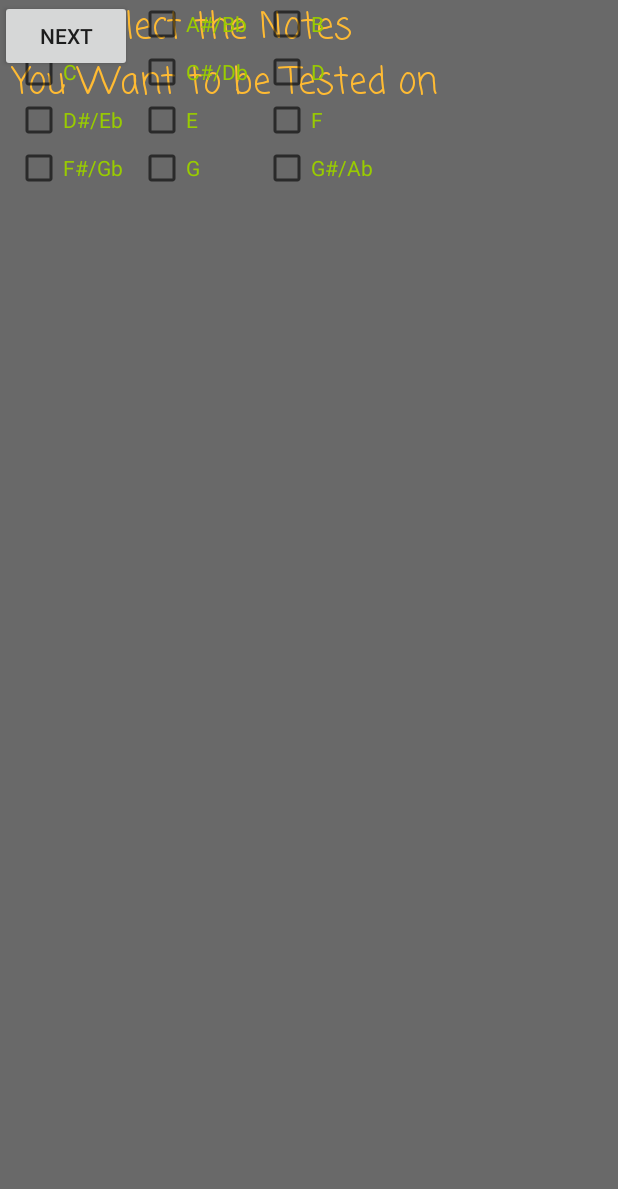
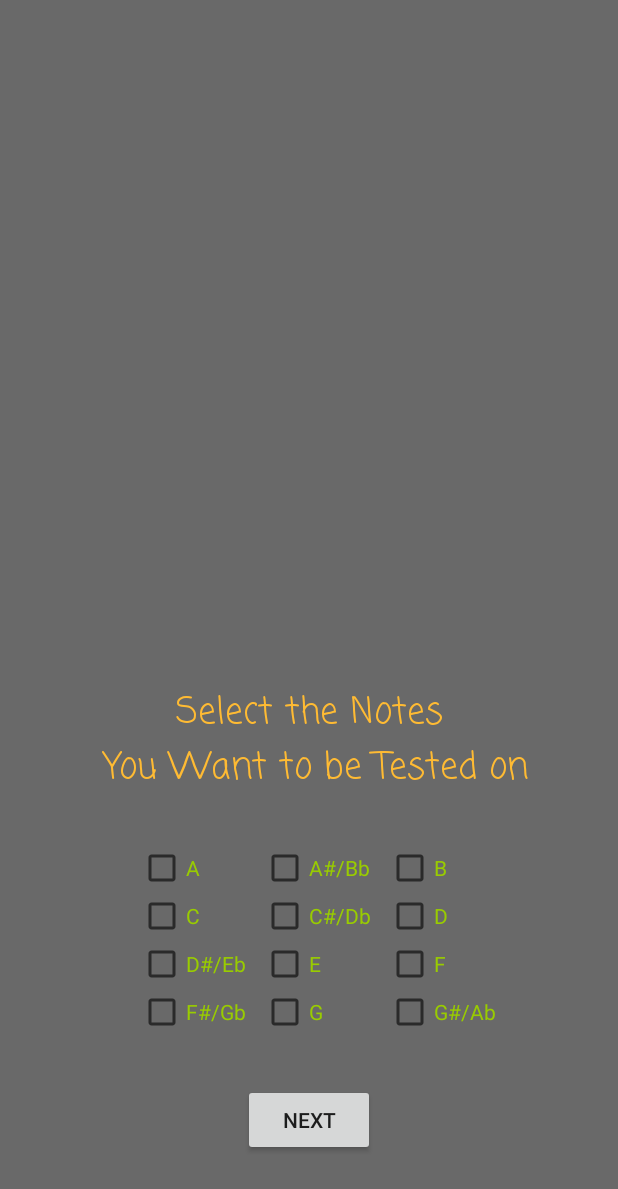
Before and after one commit to deancampagnolo/Learning-Tones, an Android app: the NameThatToneSelectorScreen screen opened directly, with no data from a screen before it, on a phone screen of 412 x 824 dp. Shown: the top 1189 px of the screen. Run offline under Robolectric (Android 15) with nearby library versions, the phone set to English and light mode, and no system bars.

Commit message:
Fixed the bug in the Selector Screen, set certain constriants that work. Buttons still do not do anything in the selector screen

```diff
--- a/app/src/main/res/layout/activity_name_that_tone_selector_screen.xml
+++ b/app/src/main/res/layout/activity_name_that_tone_selector_screen.xml
@@ -9,16 +9,23 @@
 
     <TextView
         android:id="@+id/SSRadioText"
-        android:layout_width="0dp"
+        android:layout_width="wrap_content"
         android:layout_height="wrap_content"
         android:fontFamily="casual"
         android:gravity="center"
         android:text="@string/SelectorScreenButtonSelectionInstructions"
+        android:textAlignment="center"
         android:textColor="@android:color/holo_orange_light"
         android:textSize="24sp"
+        tools:layout_constraintBottom_creator="1"
+
+        app:layout_constraintStart_toStartOf="parent"
+        app:layout_constraintEnd_toEndOf="parent"
+
         tools:text="@string/SelectorScreenButtonSelectionInstructions"
-        tools:layout_editor_absoluteY="325dp"
-        tools:layout_editor_absoluteX="138dp" />
+        tools:layout_editor_absoluteX="139dp"
+        android:layout_marginBottom="32dp"
+        app:layout_constraintBottom_toTopOf="@+id/gridLayout" />
 
     <Button
 
@@ -28,8 +35,14 @@
         android:layout_alignParentBottom="true"
         android:layout_centerHorizontal="true"
         android:text="@string/nextString"
-        tools:layout_editor_absoluteY="686dp"
-        tools:layout_editor_absoluteX="242dp" />
+        tools:layout_constraintRight_creator="1"
+        tools:layout_constraintBottom_creator="1"
+        app:layout_constraintBottom_toBottomOf="parent"
+        app:layout_constraintRight_toRightOf="parent"
+        tools:layout_constraintLeft_creator="1"
+        android:layout_marginBottom="53dp"
+        app:layout_constraintLeft_toLeftOf="parent"
+        app:layout_constraintHorizontal_bias="0.5" />
 
     <GridLayout
         android:layout_width="wrap_content"
@@ -41,8 +54,18 @@
         android:layout_centerInParent="false"
         android:layout_gravity="center"
         android:columnCount="3"
-        tools:layout_editor_absoluteX="163dp"
-        tools:layout_editor_absoluteY="505dp">
+        tools:layout_constraintRight_creator="1"
+        tools:layout_constraintBottom_creator="1"
+        app:layout_constraintBottom_toTopOf="@+id/NameThatToneNextButton"
+        android:layout_marginBottom="32dp"
+        android:id="@+id/gridLayout"
+        android:layout_marginRight="8dp"
+        app:layout_constraintRight_toRightOf="parent"
+        android:layout_marginLeft="8dp"
+        app:layout_constraintLeft_toLeftOf="parent"
+        android:layout_marginStart="8dp"
+        android:layout_marginEnd="8dp"
+        app:layout_constraintHorizontal_bias="0.5">
 
 
         <CheckBox
```
